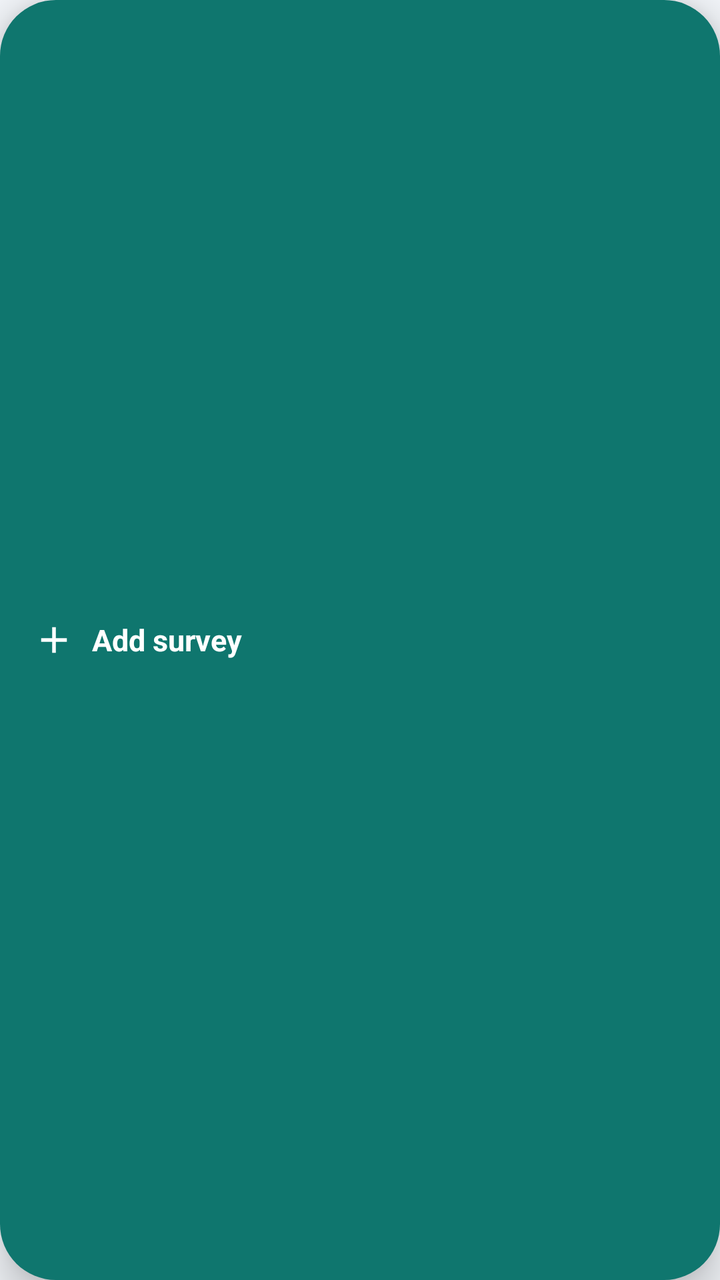
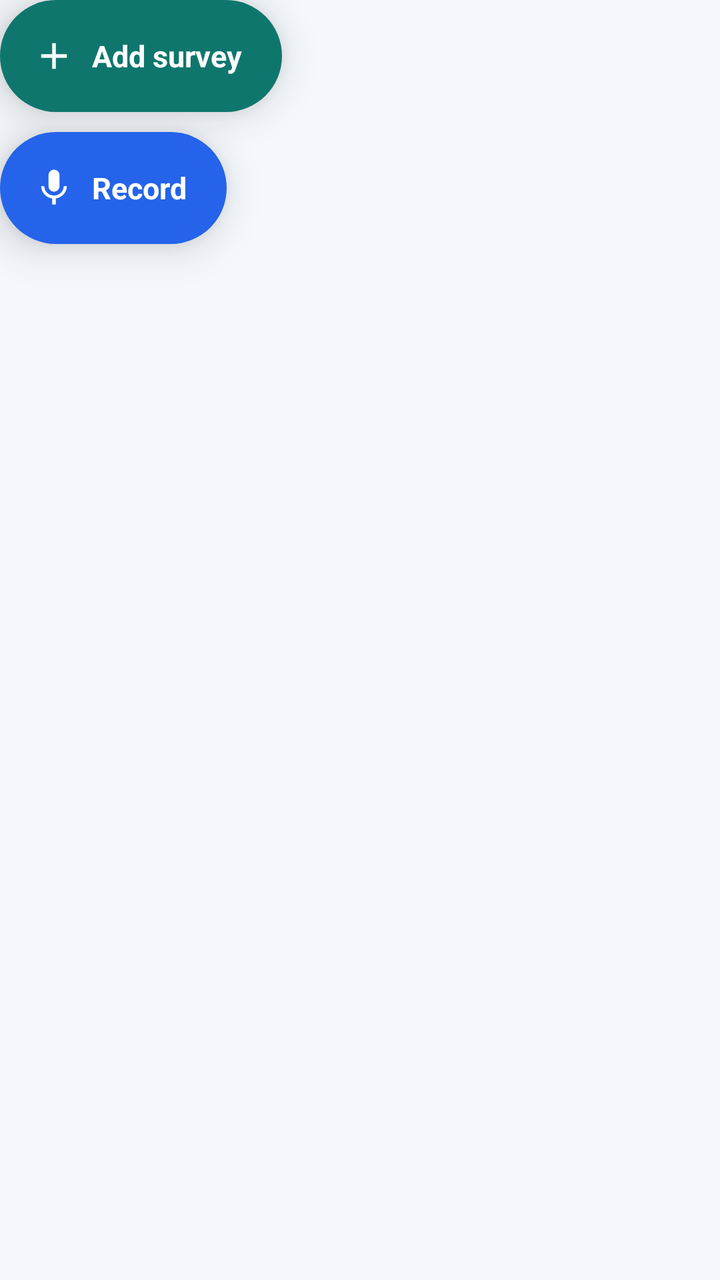

The first picture is an Android layout as it rendered before a commit; the second is the same layout after the commit. The layout source and the unified diff follow.
<!-- AndroidManifest.xml: application theme Theme.SurveyMate -->
<!-- res/layout/quick_survey_overlay.xml -->
<?xml version="1.0" encoding="utf-8"?>
<LinearLayout xmlns:android="http://schemas.android.com/apk/res/android"
    android:id="@+id/quickAddButton"
    android:layout_width="wrap_content"
    android:layout_height="56dp"
    android:background="@drawable/bg_fab_overlay"
    android:elevation="12dp"
    android:gravity="center_vertical"
    android:orientation="horizontal"
    android:paddingStart="16dp"
    android:paddingEnd="20dp">

    <ImageView
        android:layout_width="22dp"
        android:layout_height="22dp"
        android:contentDescription="@string/add_survey"
        android:src="@drawable/ic_add" />

    <TextView
        android:layout_width="wrap_content"
        android:layout_height="wrap_content"
        android:layout_marginStart="8dp"
        android:text="@string/add_survey"
        android:textColor="@color/on_primary"
        android:textSize="15sp"
        android:textStyle="bold" />
</LinearLayout>
<!-- resources referenced by this layout -->
<resources>
  <color name="on_primary">#FFFFFF</color>
  <!-- drawable bg_fab_overlay (drawable) -->
  <?xml version="1.0" encoding="utf-8"?>
  <shape xmlns:android="http://schemas.android.com/apk/res/android" android:shape="rectangle">
      <solid android:color="@color/primary" />
      <corners android:radius="28dp" />
  </shape>
  <!-- drawable ic_add (drawable) -->
  <?xml version="1.0" encoding="utf-8"?>
  <vector xmlns:android="http://schemas.android.com/apk/res/android" android:width="24dp" android:height="24dp" android:viewportWidth="24" android:viewportHeight="24">
      <path android:fillColor="#FFFFFF" android:pathData="M19,13h-6v6h-2v-6H5v-2h6V5h2v6h6v2z" />
  </vector>
  <string name="add_survey">Add survey</string>
  <style name="Theme.SurveyMate" parent="Theme.Material3.DayNight.NoActionBar">
          <item name="colorPrimary">@color/primary</item>
          <item name="colorOnPrimary">@color/on_primary</item>
          <item name="colorPrimaryContainer">@color/primary_container</item>
          <item name="colorSecondary">@color/secondary</item>
          <item name="colorSecondaryContainer">@color/secondary_container</item>
          <item name="android:statusBarColor">@color/background</item>
          <item name="android:navigationBarColor">@color/surface</item>
          <item name="android:windowLightStatusBar">true</item>
          <item name="android:windowBackground">@color/background</item>
          <item name="materialCardViewStyle">@style/Widget.SurveyMate.Card</item>
      </style>
  <color name="primary">#0F766E</color>
  <color name="primary_container">#CCFBF1</color>
  <color name="secondary">#2563EB</color>
  <color name="secondary_container">#DBEAFE</color>
  <color name="background">#F4F7FB</color>
  <color name="surface">#FFFFFF</color>
  <style name="Widget.SurveyMate.Card" parent="Widget.Material3.CardView.Elevated">
          <item name="cardElevation">0dp</item>
          <item name="cardCornerRadius">20dp</item>
          <item name="strokeWidth">1dp</item>
          <item name="strokeColor">@color/outline</item>
          <item name="cardBackgroundColor">@color/surface</item>
      </style>
  <color name="outline">#E2E8F0</color>
</resources>

<!-- the commit's change to res/layout/quick_survey_overlay.xml (unified diff, before → after) -->
@@ -1,27 +1,64 @@
 <?xml version="1.0" encoding="utf-8"?>
 <LinearLayout xmlns:android="http://schemas.android.com/apk/res/android"
-    android:id="@+id/quickAddButton"
+    android:id="@+id/overlayRoot"
     android:layout_width="wrap_content"
-    android:layout_height="56dp"
-    android:background="@drawable/bg_fab_overlay"
-    android:elevation="12dp"
-    android:gravity="center_vertical"
-    android:orientation="horizontal"
-    android:paddingStart="16dp"
-    android:paddingEnd="20dp">
+    android:layout_height="wrap_content"
+    android:orientation="vertical">
 
-    <ImageView
-        android:layout_width="22dp"
-        android:layout_height="22dp"
-        android:contentDescription="@string/add_survey"
-        android:src="@drawable/ic_add" />
+    <LinearLayout
+        android:id="@+id/quickAddButton"
+        android:layout_width="wrap_content"
+        android:layout_height="56dp"
+        android:background="@drawable/bg_fab_overlay"
+        android:elevation="12dp"
+        android:gravity="center_vertical"
+        android:orientation="horizontal"
+        android:paddingStart="16dp"
+        android:paddingEnd="20dp">
 
-    <TextView
+        <ImageView
+            android:layout_width="22dp"
+            android:layout_height="22dp"
+            android:contentDescription="@string/add_survey"
+            android:src="@drawable/ic_add" />
+
+        <TextView
+            android:layout_width="wrap_content"
+            android:layout_height="wrap_content"
+            android:layout_marginStart="8dp"
+            android:text="@string/add_survey"
+            android:textColor="@color/on_primary"
+            android:textSize="15sp"
+            android:textStyle="bold" />
+    </LinearLayout>
+
+    <LinearLayout
+        android:id="@+id/recordButton"
         android:layout_width="wrap_content"
-        android:layout_height="wrap_content"
-        android:layout_marginStart="8dp"
-        android:text="@string/add_survey"
-        android:textColor="@color/on_primary"
-        android:textSize="15sp"
-        android:textStyle="bold" />
+        android:layout_height="56dp"
+        android:layout_marginTop="10dp"
+        android:background="@drawable/bg_fab_overlay_record"
+        android:elevation="12dp"
+        android:gravity="center_vertical"
+        android:orientation="horizontal"
+        android:paddingStart="16dp"
+        android:paddingEnd="20dp">
+
+        <ImageView
+            android:id="@+id/recordIcon"
+            android:layout_width="22dp"
+            android:layout_height="22dp"
+            android:contentDescription="@string/record_call"
+            android:src="@drawable/ic_mic" />
+
+        <TextView
+            android:id="@+id/recordLabel"
+            android:layout_width="wrap_content"
+            android:layout_height="wrap_content"
+            android:layout_marginStart="8dp"
+            android:text="@string/record_call"
+            android:textColor="@color/on_primary"
+            android:textSize="15sp"
+            android:textStyle="bold" />
+    </LinearLayout>
 </LinearLayout>
<!-- resource entries referenced after the edit -->
@@ -7,12 +7,30 @@
       <solid android:color="@color/primary" />
       <corners android:radius="28dp" />
   </shape>
+  <!-- drawable bg_fab_overlay_record (drawable) -->
+  <?xml version="1.0" encoding="utf-8"?>
+  <shape xmlns:android="http://schemas.android.com/apk/res/android" android:shape="rectangle">
+      <solid android:color="@color/secondary" />
+      <corners android:radius="28dp" />
+  </shape>
   <!-- drawable ic_add (drawable) -->
   <?xml version="1.0" encoding="utf-8"?>
   <vector xmlns:android="http://schemas.android.com/apk/res/android" android:width="24dp" android:height="24dp" android:viewportWidth="24" android:viewportHeight="24">
       <path android:fillColor="#FFFFFF" android:pathData="M19,13h-6v6h-2v-6H5v-2h6V5h2v6h6v2z" />
   </vector>
+  <!-- drawable ic_mic (drawable) -->
+  <?xml version="1.0" encoding="utf-8"?>
+  <vector xmlns:android="http://schemas.android.com/apk/res/android"
+      android:width="24dp"
+      android:height="24dp"
+      android:viewportWidth="24"
+      android:viewportHeight="24">
+      <path
+          android:fillColor="#FFFFFF"
+          android:pathData="M12,14c1.66,0 3,-1.34 3,-3V5c0,-1.66 -1.34,-3 -3,-3S9,3.34 9,5v6c0,1.66 1.34,3 3,3zM17.3,11c0,3 -2.54,5.1 -5.3,5.1S6.7,14 6.7,11H5c0,3.41 2.72,6.23 6,6.72V21h2v-3.28c3.28,-0.49 6,-3.31 6,-6.72h-1.7z" />
+  </vector>
   <string name="add_survey">Add survey</string>
+  <string name="record_call">Record</string>
   <style name="Theme.SurveyMate" parent="Theme.Material3.DayNight.NoActionBar">
           <item name="colorPrimary">@color/primary</item>
           <item name="colorOnPrimary">@color/on_primary</item>
